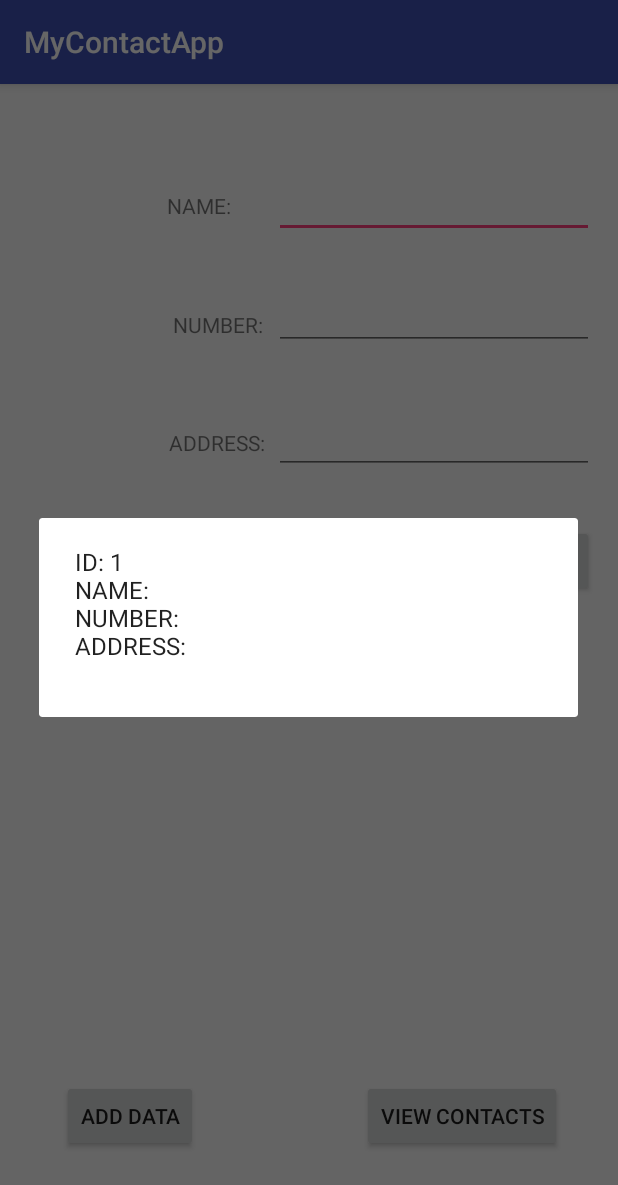
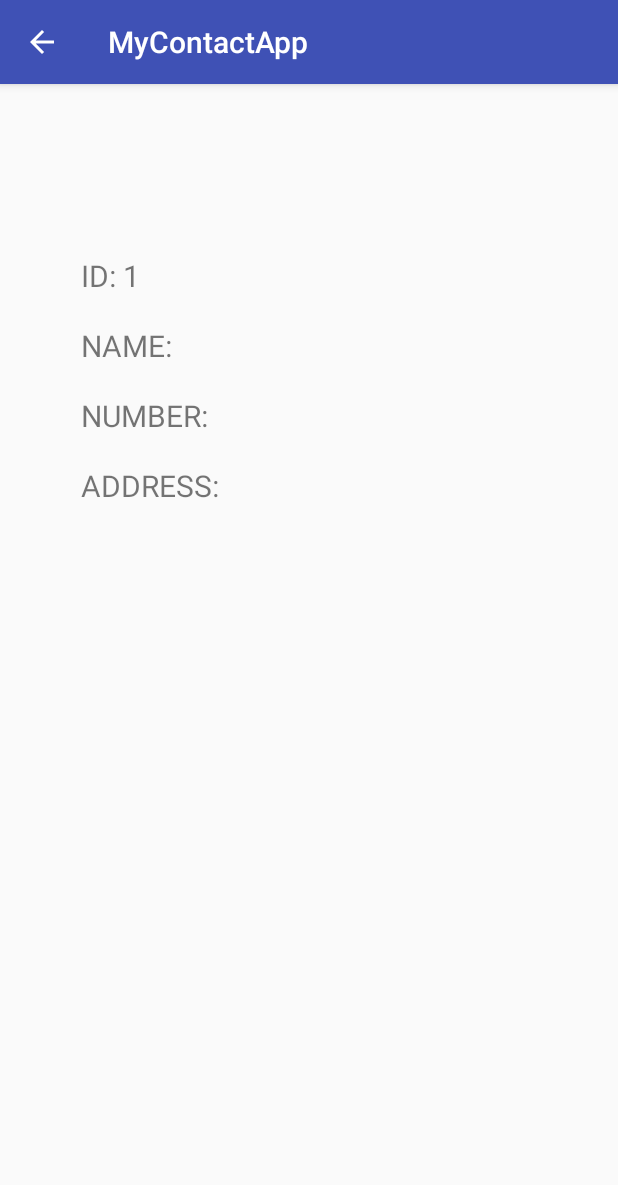
Before and after one commit to chanf2824/MyContactApp, an Android app: the screen it shows after launch (MainActivity before the commit, SearchActivity after it), after a tap on "SEARCH", on a phone screen of 412 x 824 dp. Shown: the top 1185 px of the screen. Run offline under Robolectric (Android 15) with nearby library versions, the phone set to English and light mode, and no system bars.

Commit message:
Made new SearchActivity, updated search method so shows on new screen
update manifest so that MainActivity is parent activity; make layout for
search activity screen

```diff
--- a/MyContactApp/app/src/main/AndroidManifest.xml
+++ b/MyContactApp/app/src/main/AndroidManifest.xml
@@ -16,6 +16,12 @@
                 <category android:name="android.intent.category.LAUNCHER" />
             </intent-filter>
         </activity>
+        <activity android:name=".SearchActivity"
+            android:parentActivityName=".MainActivity" >
+            <!-- The meta-data tag is required if you support API level 15 and lower -->
+            <meta-data
+                android:name="android.support.PARENT_ACTIVITY"
+                android:value=".MainActivity" /></activity>
     </application>
 
 </manifest>
--- a/MyContactApp/app/src/main/java/com/example/chanf/mycontactapp/MainActivity.java
+++ b/MyContactApp/app/src/main/java/com/example/chanf/mycontactapp/MainActivity.java
@@ -1,6 +1,7 @@
 package com.example.chanf.mycontactapp;
 
 import android.content.Context;
+import android.content.Intent;
 import android.database.Cursor;
 import android.support.v7.app.AlertDialog;
 import android.support.v7.app.AppCompatActivity;
@@ -13,6 +14,8 @@ import android.widget.Toast;
 
 public class MainActivity extends AppCompatActivity {
 
+    public static final String SEARCH_NAME = "com.example.chanf.mycontactapp.SEARCH";
+    public static final String INFO = "com.example.chanf.mycontactapp.INFO";
     DatabaseHelper myDb;
     EditText editName;
     EditText editNumber;
@@ -92,19 +95,23 @@ public class MainActivity extends AppCompatActivity {
 
     public void search(View v){
         Cursor res = myDb.getAllData();
+        Context context = getApplicationContext();
+
         if (res.getCount() == 0){
             showMessage("Error", "No data is found in the database");
             //Output message using Log.d and Toast
             return;
         }
-
         StringBuffer buffer = new StringBuffer();
         while(res.moveToNext()) {
             if (res.getString(1).toUpperCase().equals(editSearch.getText().toString().toUpperCase())) {
                 for (int i = 0; i < res.getColumnCount(); i++) {
-                    buffer.append(res.getColumnName(i) + ": " + res.getString(i) + "\n");
+                    buffer.append(res.getColumnName(i) + ": " + res.getString(i) + "\n\n");
                 }
-                showMessage(null, buffer.toString());
+                Intent intent = new Intent(this, SearchActivity.class);
+                intent.putExtra(SEARCH_NAME, editSearch.getText().toString().toUpperCase());
+                intent.putExtra(INFO, buffer.toString());
+                startActivity(intent);
                 return;
             }
         }
--- /dev/null
+++ b/MyContactApp/app/src/main/java/com/example/chanf/mycontactapp/SearchActivity.java
@@ -0,0 +1,30 @@
+package com.example.chanf.mycontactapp;
+
+import android.content.Context;
+import android.content.Intent;
+import android.database.Cursor;
+import android.support.v7.app.AppCompatActivity;
+import android.os.Bundle;
+import android.widget.TextView;
+
+public class SearchActivity extends AppCompatActivity {
+
+    @Override
+    protected void onCreate(Bundle savedInstanceState) {
+        super.onCreate(savedInstanceState);
+        setContentView(R.layout.activity_search);
+
+        Intent intent = getIntent();
+        String name = intent.getStringExtra(MainActivity.SEARCH_NAME);
+        String data = intent.getStringExtra(MainActivity.INFO);
+
+        TextView title = (TextView)findViewById(R.id.textView_Title);
+        TextView info = (TextView) findViewById(R.id.textView_Info);
+
+        title.setText(name);
+        info.setText(data);
+    }
+
+
+
+}
--- /dev/null
+++ b/MyContactApp/app/src/main/res/layout/activity_search.xml
@@ -0,0 +1,35 @@
+<?xml version="1.0" encoding="utf-8"?>
+<android.support.constraint.ConstraintLayout xmlns:android="http://schemas.android.com/apk/res/android"
+    xmlns:app="http://schemas.android.com/apk/res-auto"
+    xmlns:tools="http://schemas.android.com/tools"
+    android:layout_width="match_parent"
+    android:layout_height="match_parent"
+    tools:context="com.example.chanf.mycontactapp.SearchActivity"
+    tools:layout_editor_absoluteY="81dp"
+    tools:layout_editor_absoluteX="0dp">
+
+    <TextView
+        android:id="@+id/textView_Title"
+        android:layout_width="wrap_content"
+        android:layout_height="wrap_content"
+        android:text="NAME"
+        android:textSize="40dp"
+        android:layout_marginStart="54dp"
+        tools:layout_constraintTop_creator="1"
+        android:layout_marginTop="36dp"
+        tools:layout_constraintLeft_creator="1"
+        app:layout_constraintLeft_toLeftOf="parent"
+        app:layout_constraintTop_toTopOf="parent" />
+
+    <TextView
+        android:id="@+id/textView_Info"
+        android:layout_width="wrap_content"
+        android:layout_height="wrap_content"
+        android:text="CONTACT_INFO"
+        android:textSize="20dp"
+        tools:layout_constraintTop_creator="1"
+        android:layout_marginTop="24dp"
+        app:layout_constraintTop_toBottomOf="@+id/textView_Title"
+        tools:layout_constraintLeft_creator="1"
+        app:layout_constraintLeft_toLeftOf="@+id/textView_Title" />
+</android.support.constraint.ConstraintLayout>
```
